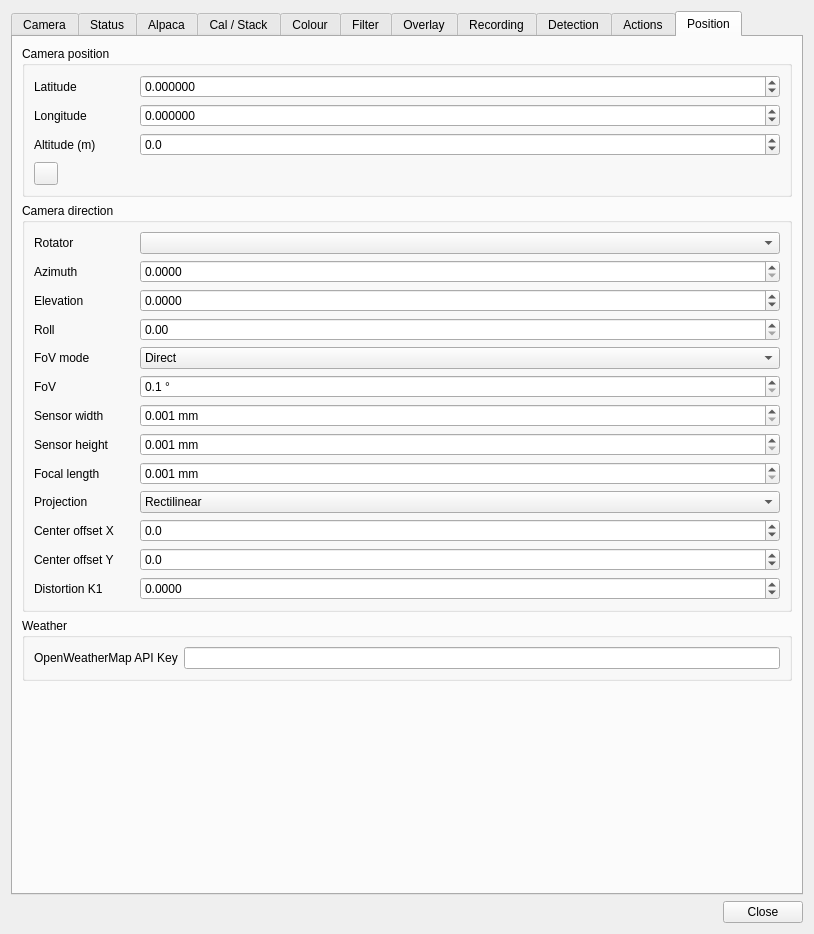
Qt form plugins/feature/camera/camerasettingsdialog.ui (srcejon/sdrangel) before a commit.
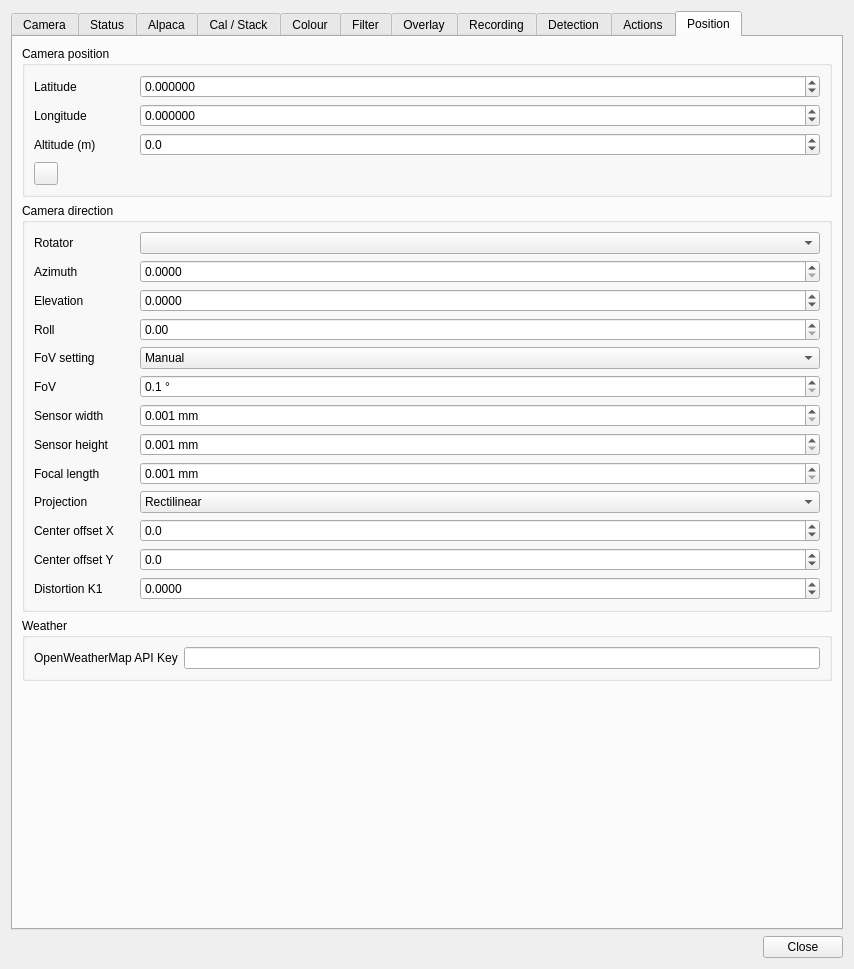
The same form after that commit. The open tabs and pages were chosen to show the change. Icons and pictures are not drawn. Custom widgets are drawn as their Qt base class.

The edit to the form file:
```diff
--- a/plugins/feature/camera/camerasettingsdialog.ui
+++ b/plugins/feature/camera/camerasettingsdialog.ui
@@ -6,8 +6,8 @@
    <rect>
     <x>0</x>
     <y>0</y>
-    <width>814</width>
-    <height>934</height>
+    <width>854</width>
+    <height>969</height>
    </rect>
   </property>
   <property name="windowTitle">
@@ -5702,7 +5702,7 @@
           <item row="4" column="0">
            <widget class="QLabel" name="fovModeLabel">
             <property name="text">
-             <string>FoV mode</string>
+             <string>FoV setting</string>
             </property>
            </widget>
           </item>
@@ -5710,7 +5710,7 @@
            <widget class="QComboBox" name="fovModeCombo">
             <item>
              <property name="text">
-              <string>Direct</string>
+              <string>Manual</string>
              </property>
             </item>
             <item>
```
Left out of the diff: 6 changed lines with no effect on the pictures. Lines whose indentation alone changed are shown as unchanged.
